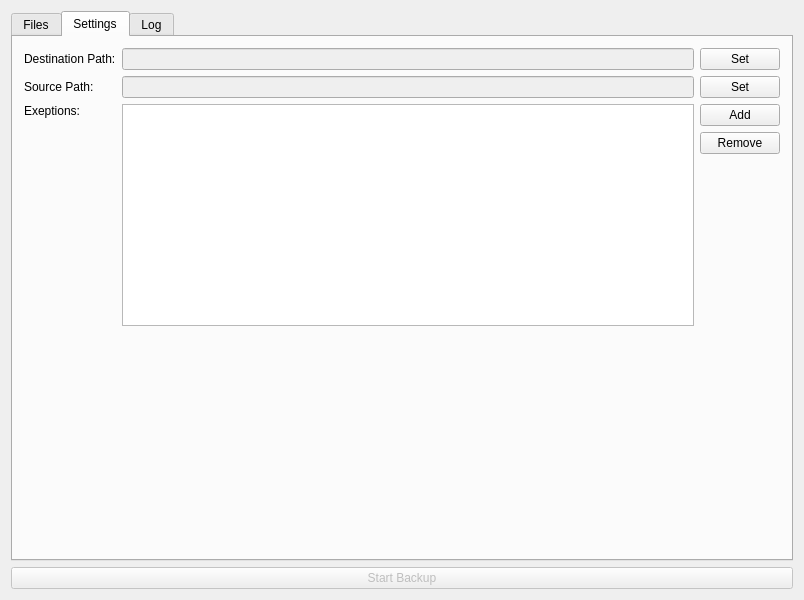
The window that dertimegeraet.ui (myzinsky/derTimeGeraet) describes before a commit, drawn with Qt 5.
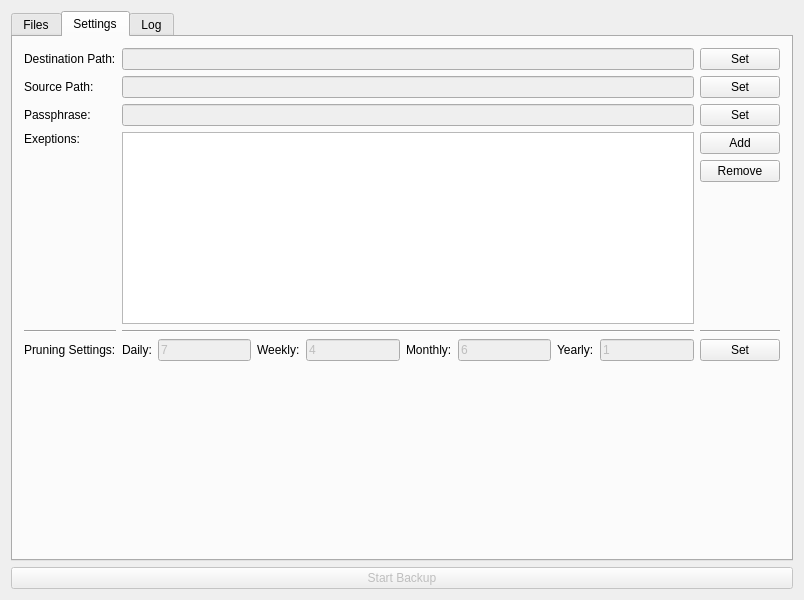
The same window after the commit. The open tabs and pages were chosen to show the change.

Commit message: Settings menu adopted for Borg

```diff
--- a/dertimegeraet.ui
+++ b/dertimegeraet.ui
@@ -24,7 +24,7 @@
        <bool>true</bool>
       </property>
       <property name="currentIndex">
-       <number>2</number>
+       <number>1</number>
       </property>
       <widget class="QWidget" name="tab1">
        <property name="accessibleName">
@@ -82,31 +82,82 @@
         <string>Settings</string>
        </attribute>
        <layout class="QGridLayout" name="gridLayout">
+        <item row="6" column="1">
+         <layout class="QGridLayout" name="gridLayout_4">
+          <item row="0" column="2">
+           <widget class="QLabel" name="labelWeekly">
+            <property name="text">
+             <string>Weekly:</string>
+            </property>
+           </widget>
+          </item>
+          <item row="0" column="0">
+           <widget class="QLabel" name="labelDaily">
+            <property name="text">
+             <string>Daily:</string>
+            </property>
+           </widget>
+          </item>
+          <item row="0" column="4">
+           <widget class="QLabel" name="labelMonthly">
+            <property name="text">
+             <string>Monthly:</string>
+            </property>
+           </widget>
+          </item>
+          <item row="0" column="6">
+           <widget class="QLabel" name="labelYearly">
+            <property name="text">
+             <string>Yearly:</string>
+            </property>
+           </widget>
+          </item>
+          <item row="0" column="5">
+           <widget class="QLineEdit" name="lineEditMonthly">
+            <property name="enabled">
+             <bool>false</bool>
+            </property>
+            <property name="text">
+             <string>6</string>
+            </property>
+           </widget>
+          </item>
+          <item row="0" column="1">
+           <widget class="QLineEdit" name="lineEditDaily">
+            <property name="enabled">
+             <bool>false</bool>
+            </property>
+            <property name="text">
+             <string>7</string>
+            </property>
+           </widget>
+          </item>
+          <item row="0" column="3">
+           <widget class="QLineEdit" name="lineEditWeekly">
+            <property name="enabled">
+             <bool>false</bool>
+            </property>
+            <property name="text">
+             <string>4</string>
+            </property>
+           </widget>
+          </item>
+          <item row="0" column="7">
+           <widget class="QLineEdit" name="lineEditYearly">
+            <property name="enabled">
+             <bool>false</bool>
+            </property>
+            <property name="text">
+             <string>1</string>
+            </property>
+           </widget>
+          </item>
+         </layout>
+        </item>
         <item row="2" column="2">
-         <widget class="QLineEdit" name="lineEditSource">
-          <property name="enabled">
-           <bool>false</bool>
-          </property>
-         </widget>
-        </item>
-        <item row="1" column="2">
-         <widget class="QLineEdit" name="lineEditDest">
-          <property name="enabled">
-           <bool>false</bool>
-          </property>
-         </widget>
-        </item>
-        <item row="3" column="2">
-         <widget class="QListWidget" name="listWidgetExeptions">
-          <property name="enabled">
-           <bool>true</bool>
-          </property>
-         </widget>
-        </item>
-        <item row="1" column="3">
-         <layout class="QVBoxLayout" name="verticalLayout_4">
+         <layout class="QVBoxLayout" name="verticalLayout_5">
           <item>
-           <widget class="QPushButton" name="pushButtonDest">
+           <widget class="QPushButton" name="pushButtonSource">
             <property name="text">
              <string>Set</string>
             </property>
@@ -114,17 +165,22 @@
           </item>
          </layout>
         </item>
-        <item row="3" column="0">
-         <layout class="QVBoxLayout" name="verticalLayout_2">
-          <item>
-           <widget class="QLabel" name="labelExeptions">
+        <item row="1" column="0">
+         <widget class="QLabel" name="labelDest">
             <property name="text">
-             <string>Exeptions:</string>
+           <string>Destination Path:</string>
             </property>
            </widget>
           </item>
-          <item>
-           <spacer name="verticalSpacer_2">
+        <item row="2" column="0">
+         <widget class="QLabel" name="labelSource">
+          <property name="text">
+           <string>Source Path:</string>
+          </property>
+         </widget>
+        </item>
+        <item row="8" column="1">
+         <spacer name="verticalSpacer">
             <property name="orientation">
              <enum>Qt::Vertical</enum>
             </property>
@@ -136,9 +192,7 @@
             </property>
            </spacer>
           </item>
-         </layout>
-        </item>
-        <item row="3" column="3">
+        <item row="4" column="2">
          <layout class="QVBoxLayout" name="verticalLayout_3">
           <item>
            <widget class="QPushButton" name="pushButtonExeptionsAdd">
@@ -175,8 +229,17 @@
           </item>
          </layout>
         </item>
-        <item row="7" column="2">
-         <spacer name="verticalSpacer">
+        <item row="4" column="0">
+         <layout class="QVBoxLayout" name="verticalLayout_2">
+          <item>
+           <widget class="QLabel" name="labelExeptions">
+            <property name="text">
+             <string>Exeptions:</string>
+            </property>
+           </widget>
+          </item>
+          <item>
+           <spacer name="verticalSpacer_2">
           <property name="orientation">
            <enum>Qt::Vertical</enum>
           </property>
@@ -188,24 +251,12 @@
           </property>
          </spacer>
         </item>
-        <item row="2" column="0">
-         <widget class="QLabel" name="labelSource">
-          <property name="text">
-           <string>Source Path:</string>
-          </property>
-         </widget>
+         </layout>
         </item>
-        <item row="1" column="0">
-         <widget class="QLabel" name="labelDest">
-          <property name="text">
-           <string>Destination Path:</string>
-          </property>
-         </widget>
-        </item>
-        <item row="2" column="3">
-         <layout class="QVBoxLayout" name="verticalLayout_5">
+        <item row="1" column="2">
+         <layout class="QVBoxLayout" name="verticalLayout_4">
           <item>
-           <widget class="QPushButton" name="pushButtonSource">
+           <widget class="QPushButton" name="pushButtonDest">
             <property name="text">
              <string>Set</string>
             </property>
@@ -213,6 +264,86 @@
           </item>
          </layout>
         </item>
+        <item row="4" column="1">
+         <widget class="QListWidget" name="listWidgetExeptions">
+          <property name="enabled">
+           <bool>true</bool>
+          </property>
+         </widget>
+        </item>
+        <item row="1" column="1">
+         <widget class="QLineEdit" name="lineEditDest">
+          <property name="enabled">
+           <bool>false</bool>
+          </property>
+         </widget>
+        </item>
+        <item row="2" column="1">
+         <widget class="QLineEdit" name="lineEditSource">
+          <property name="enabled">
+           <bool>false</bool>
+          </property>
+         </widget>
+        </item>
+        <item row="5" column="0">
+         <widget class="Line" name="line_2">
+          <property name="orientation">
+           <enum>Qt::Horizontal</enum>
+          </property>
+         </widget>
+        </item>
+        <item row="6" column="0">
+         <widget class="QLabel" name="label">
+          <property name="text">
+           <string>Pruning Settings:</string>
+          </property>
+         </widget>
+        </item>
+        <item row="5" column="1">
+         <widget class="Line" name="line">
+          <property name="orientation">
+           <enum>Qt::Horizontal</enum>
+          </property>
+         </widget>
+        </item>
+        <item row="6" column="2">
+         <widget class="QPushButton" name="pushButtonPruning">
+          <property name="text">
+           <string>Set</string>
+          </property>
+         </widget>
+        </item>
+        <item row="5" column="2">
+         <widget class="Line" name="line_3">
+          <property name="orientation">
+           <enum>Qt::Horizontal</enum>
+          </property>
+         </widget>
+        </item>
+        <item row="3" column="1">
+         <widget class="QLineEdit" name="linePassword">
+          <property name="enabled">
+           <bool>false</bool>
+          </property>
+          <property name="echoMode">
+           <enum>QLineEdit::Password</enum>
+          </property>
+         </widget>
+        </item>
+        <item row="3" column="0">
+         <widget class="QLabel" name="label_2">
+          <property name="text">
+           <string>Passphrase:</string>
+          </property>
+         </widget>
+        </item>
+        <item row="3" column="2">
+         <widget class="QPushButton" name="pushButton">
+          <property name="text">
+           <string>Set</string>
+          </property>
+         </widget>
+        </item>
        </layout>
       </widget>
       <widget class="QWidget" name="tab3">
```
Lines whose indentation alone changed are shown as unchanged.
